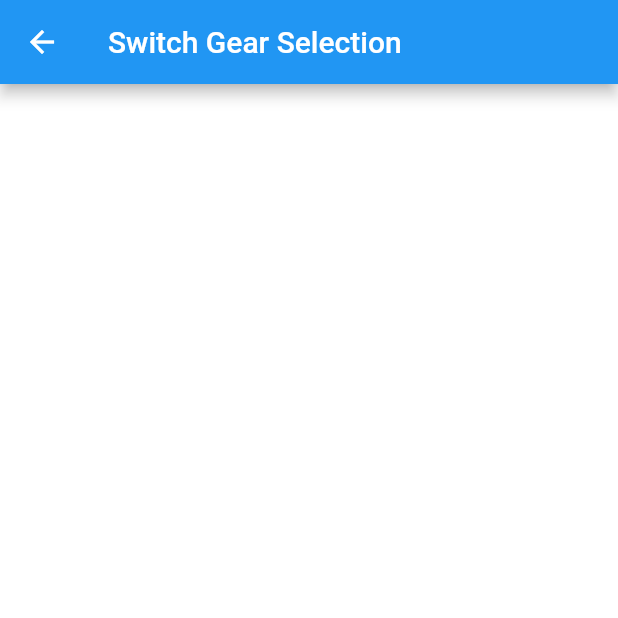
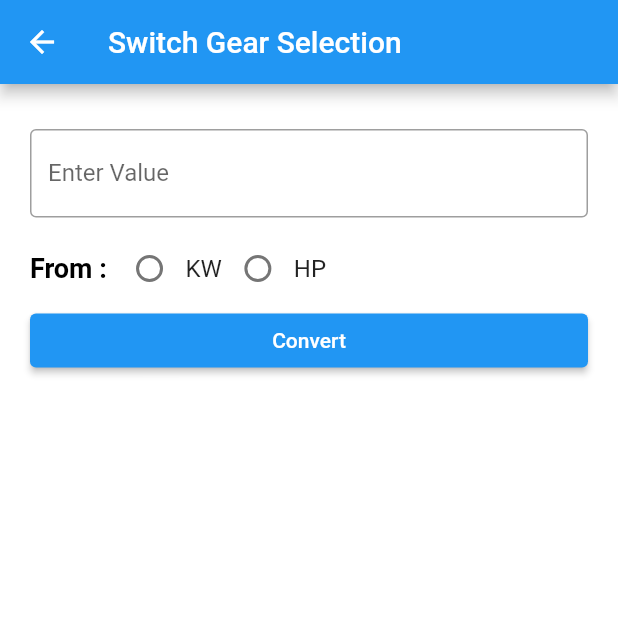
Before and after one commit to govindj6/enggtools, a Flutter app: the SwitchGearSelection screen opened directly, on a phone screen of 412 x 824 dp, the top half of it. Run offline on Flutter 3.47's test engine with Material 2 defaults, Android fonts, the phone set to English and light mode, and no system bars.

Commit message:
Created UI switch gear selection screen

```diff
--- a/lib/SwitchGearSelection.dart
+++ b/lib/SwitchGearSelection.dart
@@ -11,6 +11,8 @@ class SwitchGearSelection extends StatefulWidget {
 }
 
 class _SwitchGearSelection extends State<SwitchGearSelection> {
+  String selectedOption = "KW";
+
   @override
   Widget build(BuildContext context) {
     return Scaffold(
@@ -19,7 +21,69 @@ class _SwitchGearSelection extends State<SwitchGearSelection> {
         ),
         body: Container(
           color: Colors.white,
-          padding: EdgeInsets.all(16.0),
+          padding: EdgeInsets.fromLTRB(20.0, 30.0, 20.0, 30.0),
+          child: Column(
+            children: [
+              TextField(
+                keyboardType: TextInputType.number,
+                decoration: InputDecoration(
+                  border: OutlineInputBorder(),
+                  labelText: 'Enter Value',
+                ),
+              ),
+              Container(
+                margin: EdgeInsets.only(top: 10.0),
+                child: Row(
+                  mainAxisAlignment: MainAxisAlignment.start,
+                  children: [
+                    Text(
+                      'From : ',
+                      style: TextStyle(
+                        fontSize: 18,
+                        fontWeight: FontWeight.bold,
+                        color: Colors.black,
+                      ),
+                    ),
+                    new Radio(
+                      value: 'kw',
+                      groupValue: selectedOption,
+                      onChanged: (String? value) {
+                        setState(() {
+                          selectedOption = value!;
+                        });
+                      },
+                    ),
+                    new Text(
+                      'KW',
+                      style: new TextStyle(fontSize: 16.0),
+                    ),
+                    new Radio(
+                      value: 'hp',
+                      groupValue: selectedOption,
+                      onChanged: (String? value) {
+                        setState(() {
+                          selectedOption = value!;
+                        });
+                      },
+                    ),
+                    new Text(
+                      'HP',
+                      style: new TextStyle(fontSize: 16.0),
+                    ),
+                  ],
+                ),
+              ),
+              Container(
+                width: double.infinity,
+                child: ElevatedButton(
+                  child: Text('Convert'),
+                  onPressed: () {
+                    print('Converted');
+                  },
+                ),
+              ),
+            ],
+          ),
         ));
   }
 }
```
